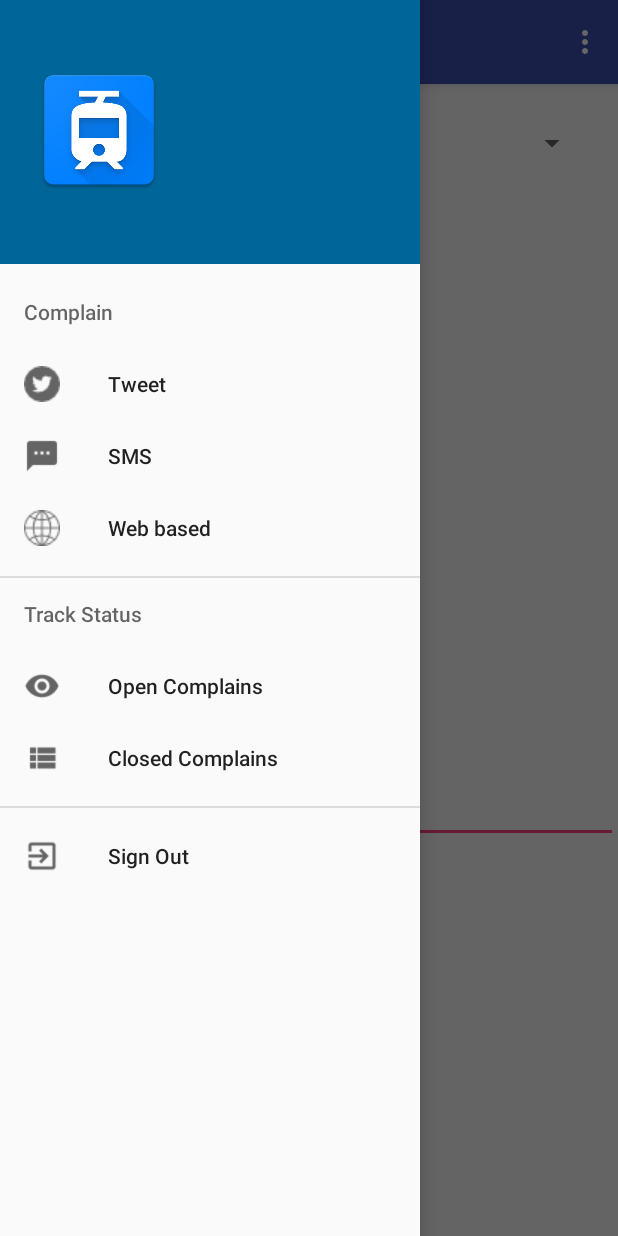
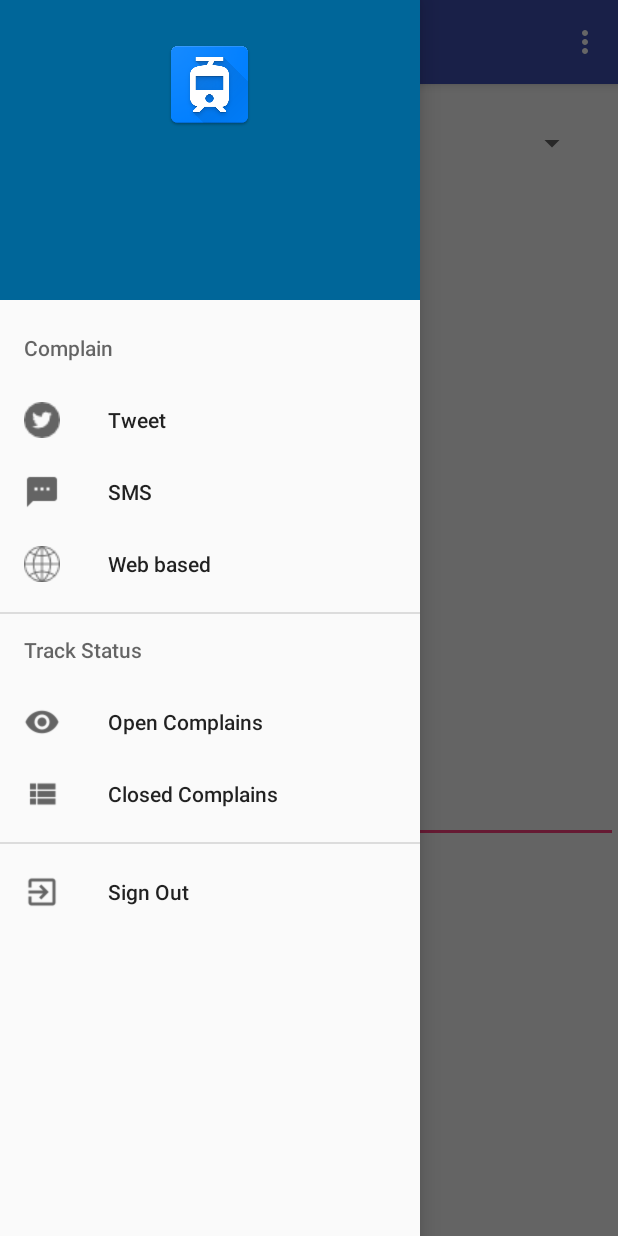
Before and after one commit to ujjwalagr/RailShayak, an Android app: the HomeScreen screen opened directly, with no data from a screen before it, with the side drawer open, on a phone screen of 412 x 824 dp. Run offline under Robolectric (Android 15) with nearby library versions, the phone set to English and light mode, and no system bars.

```diff
--- a/app/src/main/java/passengersecurity/com/passengersecurity/HomeScreen.java
+++ b/app/src/main/java/passengersecurity/com/passengersecurity/HomeScreen.java
@@ -42,9 +42,14 @@ public class HomeScreen extends AppCompatActivity
         d1 = getSharedPreferences("sp", MODE_PRIVATE);
         View navHeaderView = navigationView.inflateHeaderView(R.layout.nav_header_home_screen);
         TextView nameText = navHeaderView.findViewById(R.id.nameText);
+        TextView pnrText = navHeaderView.findViewById(R.id.pnrtext);
+        TextView seatText = navHeaderView.findViewById(R.id.seatbooking);
         ImageView img = navHeaderView.findViewById(R.id.imageView);
         img.setImageResource(R.drawable.mytrain);
         nameText.setText(d1.getString("k1", null));
+        pnrText.setText(d1.getString("k2", null));
+        seatText.setText(d1.getString("k5", null));
+
     }
 
     @Override
--- a/app/src/main/java/passengersecurity/com/passengersecurity/SendBySMS.java
+++ b/app/src/main/java/passengersecurity/com/passengersecurity/SendBySMS.java
@@ -30,6 +30,8 @@ public class SendBySMS extends Fragment {
             "Bribery and Corruption",
             "Catering and Vending Services",
             "Cleanliness at Station",
+            "Sexual Exploitation",
+            "Improper Behaviour Of co-passenger",
             "Complaint related to Sleeper Class",
             "Feedback / Suggestions",
             "Improper behaviour of commercial staff",
--- a/app/src/main/res/layout/nav_header_home_screen.xml
+++ b/app/src/main/res/layout/nav_header_home_screen.xml
@@ -2,28 +2,48 @@
 <LinearLayout xmlns:android="http://schemas.android.com/apk/res/android"
     xmlns:app="http://schemas.android.com/apk/res-auto"
     android:layout_width="match_parent"
-    android:layout_height="@dimen/nav_header_height"
+    android:layout_height="200dp"
     android:background="#006699"
-    android:gravity="bottom"
+    android:gravity="top"
     android:orientation="vertical"
     android:paddingBottom="@dimen/activity_vertical_margin"
     android:paddingLeft="@dimen/activity_horizontal_margin"
     android:paddingRight="@dimen/activity_horizontal_margin"
     android:paddingTop="@dimen/activity_vertical_margin"
-    android:theme="@style/ThemeOverlay.AppCompat.Dark">
+    android:theme="@style/ThemeOverlay.AppCompat.Dark"
+    android:weightSum="5">
 
     <ImageView
         android:id="@+id/imageView"
-        android:layout_width="100dp"
-        android:layout_height="100dp"
+        android:layout_width="70dp"
+        android:layout_height="70dp"
+        android:layout_gravity="center"
+        android:layout_weight="1"
         android:paddingTop="@dimen/nav_header_vertical_spacing" />
 
     <TextView
         android:id="@+id/nameText"
         android:layout_width="match_parent"
         android:layout_height="wrap_content"
+        android:layout_weight="1"
         android:paddingTop="@dimen/nav_header_vertical_spacing"
         android:textAppearance="@style/TextAppearance.AppCompat.Body1" />
 
+    <TextView
+        android:id="@+id/pnrtext"
+        android:layout_width="match_parent"
+        android:layout_height="wrap_content"
+        android:layout_weight="1"
+        android:paddingTop="@dimen/nav_header_vertical_spacing"
+        android:text="TextView" />
+
+    <TextView
+        android:id="@+id/seatbooking"
+        android:layout_width="match_parent"
+        android:layout_height="wrap_content"
+        android:layout_weight="1"
+        android:paddingTop="@dimen/nav_header_vertical_spacing"
+        android:text="TextView" />
+
 
 </LinearLayout>
```
